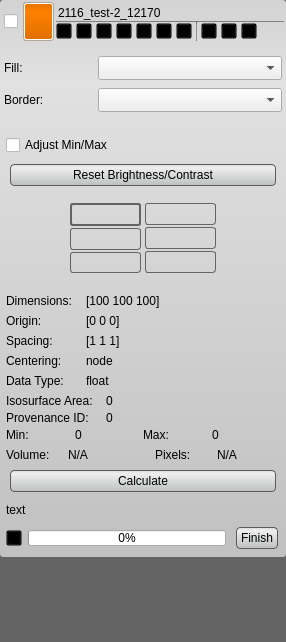
The window that src/Interface/Application/LayerWidget.ui (SCIInstitute/Seg3D) describes before a commit, drawn with Qt 5.
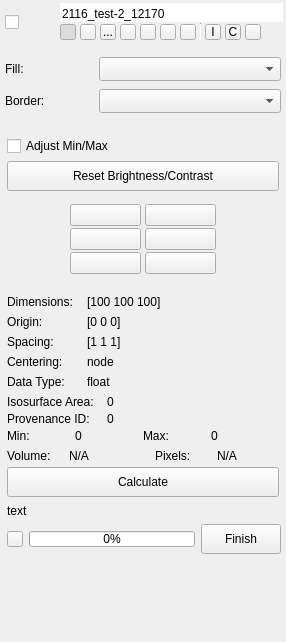
The same window after the commit. Icons and pictures are not drawn. Custom widgets are drawn as their Qt base class.

```diff
--- a/src/Interface/Application/LayerWidget.ui
+++ b/src/Interface/Application/LayerWidget.ui
@@ -16,150 +16,6 @@
   <property name="windowTitle">
    <string>Form</string>
   </property>
-  <property name="styleSheet">
-   <string notr="true">QPushButton{
-  background-color: qlineargradient(spread:pad, x1:0.5, y1:0, x2:0.5, y2:0.960227, stop:0 rgba(221, 221, 221, 255), stop:0.155779 rgba(238, 238, 238, 255), stop:1 rgba(192, 194, 194, 255));
-  border-radius: 4px;
-  border: 1px solid rgb(90, 90, 90);
-  margin:4px;
-}
-
-QPushButton:hover{
-  background-color: qlineargradient(spread:pad, x1:0.5, y1:0, x2:0.5, y2:1, stop:0 rgba(195, 195, 195, 255), stop:0.253769 rgba(206, 206, 206, 255), stop:1 rgba(185, 185, 185, 255));
-  border-radius: 4px;
-  border: 1px solid rgb(90, 90, 90);
-  margin:4px;
-}
-
-QPushButton:pressed{
-  background-color: qlineargradient(spread:pad, x1:0.5, y1:0, x2:0.5, y2:1, stop:0 rgba(150, 150, 150, 255), stop:0.753769 rgba(206, 206, 206, 255), stop:1 rgba(185, 185, 185, 255));
-  border-radius: 4px;
-  border: 1px solid rgb(90, 90, 90);
-  margin:4px;
-}
-
-QWidget#background_{
-  background-color: rgb( 100, 100, 100 );
-}
-
-QLabel#facade_widget_{
-  background-color: rgba(0, 0, 0, 0);
-}
-
-QFrame#iso_control_separator_line_{
-  background-color: gray;
-}
-
-QWidget#base_{
-  background-color: qlineargradient(spread:pad, x1:0.5, y1:0, x2:0.5, y2:0.960227, stop:0 rgba(211, 211, 211, 255), stop:0.155779 rgba(225, 225, 225, 255),         stop:1 rgba(194, 194, 194, 255));
-border-radius: 3px;
-}
-
-QWidget#buttons_widget_{
-  border-top: 1px solid gray;
-}
-
-QToolButton#viewer_0_button_{
-  border: 2px solid rgb( 100, 100, 100 );
-  border-radius: 3px;
-}
-
-QToolButton#viewer_0_button_:checked{
-  background-color: rgb(255, 128, 0);
-}
-
-
-QToolButton#viewer_1_button_{
-  border: 1px solid rgb( 100, 100, 100 );
-  border-radius: 3px;
-}
-
-QToolButton#viewer_1_button_:checked{
-  background-color: rgb(255, 128, 0);
-}
-
-
-QToolButton#viewer_2_button_{
-  border: 1px solid rgb( 100, 100, 100 );
-  border-radius: 3px;
-}
-
-QToolButton#viewer_2_button_:checked{
-  background-color: rgb(255, 128, 0);
-}
-
-QToolButton#viewer_3_button_{
-  border: 1px solid rgb( 100, 100, 100 );
-  border-radius: 3px;
-}
-
-QToolButton#viewer_3_button_:checked{
-  background-color: rgb(255, 128, 0);
-}
-
-QToolButton#viewer_4_button_{
-  border: 1px solid rgb( 100, 100, 100 );
-  border-radius: 3px;
-}
-
-QToolButton#viewer_4_button_:checked{
-  background-color: rgb(255, 128, 0);
-}
-
-QToolButton#viewer_5_button_{
-  border: 1px solid rgb( 100, 100, 100 );
-  border-radius: 3px;
-}
-
-QToolButton#viewer_5_button_:checked{
-  background-color: rgb(255, 128, 0);
-}
-
-QLineEdit#label_{
-  text-align: left;
-  color: black;
-  background-color: rgba(255, 255, 255, 0);
-}
-/*QLineEdit#label_:focus{
-  background-color: rgb(255, 255, 255);
-}*/
-
-QWidget#type_{
-  background-color: rgb(255, 128, 0);
-  border-radius: 3px;
-  border: 1px solid rgba(165, 165, 165, 200);
-}
-QWidget#typeGradient_{
-  border-radius: 2px;
-  border: 1px solid white;
-  background-color: qlineargradient(spread:pad, x1:0.5, y1:0, x2:0.5, y2:0.960227, stop:0 rgba(0, 0, 0, 25), stop:0.258706 rgba(40, 40, 40, 0), stop:1 rgba(0, 0, 0, 30));
-}
-
-
-/* Buttons */
-
-QToolButton{
-  background-color: rgba(0, 0, 0, 0);
-}
-QToolButton:hover{
-  background-color: rgba( 0, 0, 0, 30 );
-}
-QToolButton:pressed{
-  background-color: rgba(0, 0, 0, 0);
-  margin:0;
-}
-QToolButton:checked{
-  background-color: rgba(0, 0, 0, 0);
-  margin:0;
-}
-
-QPushButton#activate_button_{
-  border-radius: 3px;
-  margin-left:1px;
-  color: white;
-}
-</string>
-  </property>
   <layout class="QHBoxLayout" name="horizontalLayout_22">
    <property name="spacing">
     <number>0</number>
@@ -195,7 +51,7 @@
           <number>0</number>
          </property>
          <property name="margin">
-          <number>0</number>
+          <number>1</number>
          </property>
          <item>
           <widget class="QWidget" name="header_" native="true">
@@ -289,13 +145,13 @@
               </property>
               <property name="minimumSize">
                <size>
-                <width>31</width>
+                <width>34</width>
                 <height>39</height>
                </size>
               </property>
               <property name="maximumSize">
                <size>
-                <width>31</width>
+                <width>34</width>
                 <height>39</height>
                </size>
               </property>
@@ -307,7 +163,7 @@
                 <number>0</number>
                </property>
                <property name="margin">
-                <number>1</number>
+                <number>0</number>
                </property>
                <item>
                 <widget class="QWidget" name="typeGradient_" native="true">
@@ -322,14 +178,14 @@
                  </property>
                  <property name="minimumSize">
                   <size>
-                   <width>29</width>
-                   <height>37</height>
+                   <width>34</width>
+                   <height>39</height>
                   </size>
                  </property>
                  <property name="maximumSize">
                   <size>
-                   <width>31</width>
-                   <height>37</height>
+                   <width>34</width>
+                   <height>39</height>
                   </size>
                  </property>
                  <property name="mouseTracking">
@@ -479,8 +335,8 @@
                     </property>
                     <property name="icon">
                      <iconset resource="../../Resources/QtResources.qrc">
-                      <normaloff>:/Images/VisibleOff.png</normaloff>
-                      <normalon>:/Images/Visible.png</normalon>:/Images/VisibleOff.png</iconset>
+                      <normaloff>:/Palette_Icons/visibility_01.png</normaloff>
+                      <normalon>:/Palette_Icons/visibility_01.png</normalon>:/Palette_Icons/visibility_01.png</iconset>
                     </property>
                     <property name="checkable">
                      <bool>true</bool>
@@ -512,8 +368,8 @@
                     </property>
                     <property name="icon">
                      <iconset resource="../../Resources/QtResources.qrc">
-                      <normaloff>:/Images/VisiblePlusOff.png</normaloff>
-                      <normalon>:/Images/VisiblePlus.png</normalon>:/Images/VisiblePlusOff.png</iconset>
+                      <normaloff>:/Palette_Icons/visibilityPlus_01.png</normaloff>
+                      <normalon>:/Palette_Icons/visibilityePlus_01.png</normalon>:/Palette_Icons/visibilityPlus_01.png</iconset>
                     </property>
                     <property name="checkable">
                      <bool>true</bool>
@@ -542,8 +398,8 @@
                     </property>
                     <property name="icon">
                      <iconset resource="../../Resources/QtResources.qrc">
-                      <normaloff>:/Images/InfoOff.png</normaloff>
-                      <normalon>:/Images/Info.png</normalon>:/Images/InfoOff.png</iconset>
+                      <normaloff>:/Palette_Icons/info_01.png</normaloff>
+                      <normalon>:/Palette_Icons/info_01.png</normalon>:/Palette_Icons/info_01.png</iconset>
                     </property>
                     <property name="checkable">
                      <bool>true</bool>
@@ -572,8 +428,8 @@
                     </property>
                     <property name="icon">
                      <iconset resource="../../Resources/QtResources.qrc">
-                      <normaloff>:/Images/OpacityOff.png</normaloff>
-                      <normalon>:/Images/Opacity.png</normalon>:/Images/OpacityOff.png</iconset>
+                      <normaloff>:/Palette_Icons/opacity_01.png</normaloff>
+                      <normalon>:/Palette_Icons/opacity_01.png</normalon>:/Palette_Icons/opacity_01.png</iconset>
                     </property>
                     <property name="checkable">
                      <bool>true</bool>
@@ -602,10 +458,10 @@
                     </property>
                     <property name="icon">
                      <iconset resource="../../Resources/QtResources.qrc">
-                      <normaloff>:/Images/AppearanceOff.png</normaloff>
-                      <normalon>:/Images/Appearance.png</normalon>:/Images/AppearanceOff.png</iconset>
+                      <normaloff>:/Palette_Icons/brush_01.png</normaloff>
+                      <normalon>:/Palette_Icons/brush_01.png</normalon>:/Palette_Icons/brush_01.png</iconset>
                     </property>
-                    <property name="checkable">
+                  <property name="checkable">
                      <bool>true</bool>
                     </property>
                    </widget>
@@ -639,8 +495,8 @@
                     </property>
                     <property name="icon">
                      <iconset resource="../../Resources/QtResources.qrc">
-                      <normaloff>:/Images/LockOff.png</normaloff>
-                      <normalon>:/Images/Lock.png</normalon>:/Images/LockOff.png</iconset>
+                      <normaloff>:/Palette_Icons/lock_01.png</normaloff>
+                      <normalon>:/Palette_Icons/lock_03.png</normalon>:/Palette_Icons/lock_03.png</iconset>
                     </property>
                     <property name="iconSize">
                      <size>
@@ -678,8 +534,8 @@
                     </property>
                     <property name="icon">
                      <iconset resource="../../Resources/QtResources.qrc">
-                      <normaloff>:/Images/VolumeVisibleOff.png</normaloff>
-                      <normalon>:/Images/VolumeVisible.png</normalon>:/Images/VolumeVisibleOff.png</iconset>
+                      <normaloff>:/Viewport_Icons/volumeRendering_01.png</normaloff>
+                      <normalon>:/Viewport_Icons/volumeRendering_01.png</normalon>:/Viewport_Icons/volumeRendering_01.png</iconset>
                     </property>
                    </widget>
                   </item>
@@ -727,8 +583,8 @@
                     </property>
                     <property name="icon">
                      <iconset resource="../../Resources/QtResources.qrc">
-                      <normaloff>:/Images/IsosurfaceVisibleOff.png</normaloff>
-                      <normalon>:/Images/IsosurfaceVisible.png</normalon>:/Images/IsosurfaceVisibleOff.png</iconset>
+                      <normaloff>:/Palette_Icons/iso_01.png</normaloff>
+                      <normalon>:/Palette_Icons/iso_01.png</normalon>:/Palette_Icons/iso_01.png</iconset>
                     </property>
                     <property name="checkable">
                      <bool>true</bool>
@@ -757,8 +613,8 @@
                     </property>
                     <property name="icon">
                      <iconset resource="../../Resources/QtResources.qrc">
-                      <normaloff>:/Images/IsosurfaceComputeOff.png</normaloff>
-                      <normalon>:/Images/IsosurfaceCompute.png</normalon>:/Images/IsosurfaceComputeOff.png</iconset>
+                      <normaloff>:/Palette_Icons/isoGo_01.png</normaloff>
+                      <normalon>:/Palette_Icons/isoGo_01.png</normalon>:/Palette_Icons/isoGo_01.png</iconset>
                     </property>
                     <property name="checkable">
                      <bool>false</bool>
@@ -787,8 +643,8 @@
                     </property>
                     <property name="icon">
                      <iconset resource="../../Resources/QtResources.qrc">
-                      <normaloff>:/Images/IsosurfaceDeleteOff.png</normaloff>
-                      <normalon>:/Images/IsosurfaceDelete.png</normalon>:/Images/IsosurfaceDeleteOff.png</iconset>
+                      <normaloff>:/Palette_Icons/isoX_01.png</normaloff>
+                      <normalon>:/Palette_Icons/isoX_01.png</normalon>:/Palette_Icons/isoX_01.png</iconset>
                     </property>
                    </widget>
                   </item>
@@ -1136,8 +992,8 @@
                     </property>
                     <property name="icon">
                      <iconset resource="../../Resources/QtResources.qrc">
-                      <normaloff>:/Images/VisibleOff.png</normaloff>
-                      <normalon>:/Images/VisibleWhite.png</normalon>:/Images/VisibleOff.png</iconset>
+                      <normaloff>:/Palette_Icons/visibility_01.png</normaloff>
+                      <normalon>:/Palette_Icons/visibility_01.png</normalon>:/Palette_Icons/visibility_01.png</iconset>
                     </property>
                     <property name="checkable">
                      <bool>true</bool>
@@ -1160,8 +1016,8 @@
                     </property>
                     <property name="icon">
                      <iconset resource="../../Resources/QtResources.qrc">
-                      <normaloff>:/Images/VisibleOff.png</normaloff>
-                      <normalon>:/Images/VisibleWhite.png</normalon>:/Images/VisibleOff.png</iconset>
+                      <normaloff>:/Palette_Icons/visibility_01.png</normaloff>
+                      <normalon>:/Palette_Icons/visibility_01.png</normalon>:/Palette_Icons/visibility_01.png</iconset>
                     </property>
                     <property name="checkable">
                      <bool>true</bool>
@@ -1187,8 +1043,8 @@
                     </property>
                     <property name="icon">
                      <iconset resource="../../Resources/QtResources.qrc">
-                      <normaloff>:/Images/VisibleOff.png</normaloff>
-                      <normalon>:/Images/VisibleWhite.png</normalon>:/Images/VisibleOff.png</iconset>
+                      <normaloff>:/Palette_Icons/visibility_01.png</normaloff>
+                      <normalon>:/Palette_Icons/visibility_01.png</normalon>:/Palette_Icons/visibility_01.png</iconset>
                     </property>
                     <property name="checkable">
                      <bool>true</bool>
@@ -1223,8 +1079,8 @@
                     </property>
                     <property name="icon">
                      <iconset resource="../../Resources/QtResources.qrc">
-                      <normaloff>:/Images/VisibleOff.png</normaloff>
-                      <normalon>:/Images/VisibleWhite.png</normalon>:/Images/VisibleOff.png</iconset>
+                      <normaloff>:/Palette_Icons/visibility_01.png</normaloff>
+                      <normalon>:/Palette_Icons/visibility_01.png</normalon>:/Palette_Icons/visibility_01.png</iconset>
                     </property>
                     <property name="checkable">
                      <bool>true</bool>
@@ -1247,8 +1103,8 @@
                     </property>
                     <property name="icon">
                      <iconset resource="../../Resources/QtResources.qrc">
-                      <normaloff>:/Images/VisibleOff.png</normaloff>
-                      <normalon>:/Images/VisibleWhite.png</normalon>:/Images/VisibleOff.png</iconset>
+                      <normaloff>:/Palette_Icons/visibility_01.png</normaloff>
+                      <normalon>:/Palette_Icons/visibility_01.png</normalon>:/Palette_Icons/visibility_01.png</iconset>
                     </property>
                     <property name="checkable">
                      <bool>true</bool>
@@ -1271,8 +1127,8 @@
                     </property>
                     <property name="icon">
                      <iconset resource="../../Resources/QtResources.qrc">
-                      <normaloff>:/Images/VisibleOff.png</normaloff>
-                      <normalon>:/Images/VisibleWhite.png</normalon>:/Images/VisibleOff.png</iconset>
+                      <normaloff>:/Palette_Icons/visibility_01.png</normaloff>
+                      <normalon>:/Palette_Icons/visibility_01.png</normalon>:/Palette_Icons/visibility_01.png</iconset>
                     </property>
                     <property name="checkable">
                      <bool>true</bool>
@@ -1925,7 +1781,7 @@
                  </property>
                  <property name="icon">
                   <iconset resource="../../Resources/QtResources.qrc">
-                   <normaloff>:/Images/Close.png</normaloff>:/Images/Close.png</iconset>
+                   <normaloff>:/General_Icons/exit.png</normaloff>:/General_Icons/exit.png</iconset>
                  </property>
                  <property name="iconSize">
                   <size>
```
